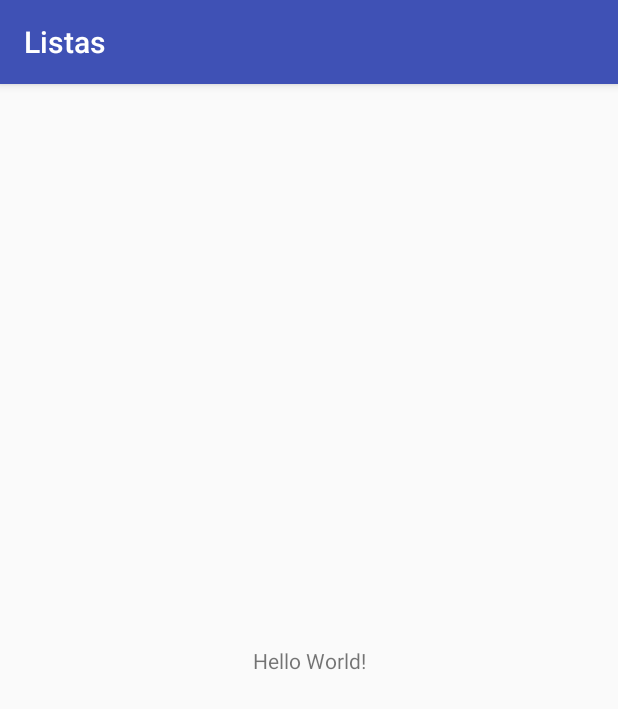
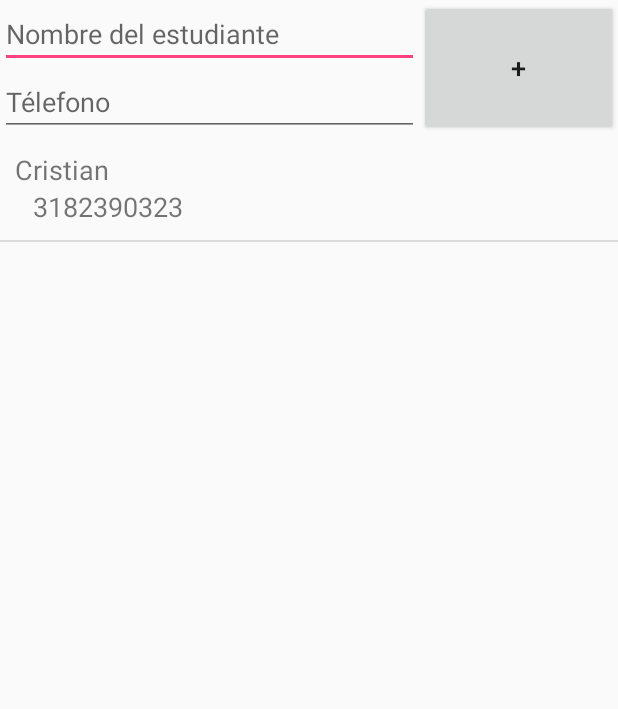
Before and after one commit to danielq97/Listas, an Android app: the screen it shows after launch (MainActivity), on a phone screen of 412 x 824 dp. Shown: the top 709 px of the screen. Run offline under Robolectric (Android 15) with nearby library versions, the phone set to English and light mode, and no system bars.

Commit message:
Lista con llamadas

```diff
--- a/app/src/main/AndroidManifest.xml
+++ b/app/src/main/AndroidManifest.xml
@@ -1,6 +1,9 @@
 <?xml version="1.0" encoding="utf-8"?>
 <manifest xmlns:android="http://schemas.android.com/apk/res/android"
     package="com.example.moviles.listas">
+
+    <uses-permission android:name="android.permission.CALL_PHONE" />
+
 
     <application
         android:allowBackup="true"
--- /dev/null
+++ b/app/src/main/java/com/example/moviles/listas/Adaptador.java
@@ -0,0 +1,57 @@
+package com.example.moviles.listas;
+
+import android.app.Activity;
+import android.view.LayoutInflater;
+import android.view.View;
+import android.view.ViewGroup;
+import android.widget.BaseAdapter;
+import android.widget.TextView;
+
+import java.util.ArrayList;
+
+public class Adaptador extends BaseAdapter {
+
+ArrayList<Estudiante> estudiantes;
+Activity activity;
+
+
+
+public Adaptador(Activity activity){
+    this.activity = activity;
+    estudiantes = new ArrayList<>();
+    }
+
+    @Override
+    public int getCount() {
+        return estudiantes.size();
+    }
+
+    @Override
+    public Object getItem(int i) {
+        return estudiantes.get(i);
+    }
+
+    @Override
+    public long getItemId(int i) {
+        return i;
+    }
+//UN renglon de la lista
+    @Override
+    public View getView(int position, View view, ViewGroup viewGroup) {
+        LayoutInflater inflater = LayoutInflater.from(activity);
+       View renglon = inflater.inflate(R.layout.renglon,null,false);
+        TextView item_nombre = renglon.findViewById(R.id.item_nombre);
+        TextView item_codigo = renglon.findViewById(R.id.item_codigo);
+
+        item_nombre.setText(estudiantes.get(position).getNombre());
+        item_codigo.setText(estudiantes.get(position).getCodigo());
+
+        return renglon;
+    }
+
+    public void agregarEstudiante (Estudiante e){
+    estudiantes.add(e);
+
+    notifyDataSetChanged();
+    }
+}
--- /dev/null
+++ b/app/src/main/java/com/example/moviles/listas/Estudiante.java
@@ -0,0 +1,29 @@
+package com.example.moviles.listas;
+
+public class Estudiante {
+
+
+    private String nombre;
+    private String codigo;
+
+    public Estudiante(String nombre, String codigo) {
+        this.nombre = nombre;
+        this.codigo = codigo;
+    }
+
+    public String getNombre() {
+        return nombre;
+    }
+
+    public void setNombre(String nombre) {
+        this.nombre = nombre;
+    }
+
+    public String getCodigo() {
+        return codigo;
+    }
+
+    public void setCodigo(String codigo) {
+        this.codigo = codigo;
+    }
+}
--- a/app/src/main/java/com/example/moviles/listas/MainActivity.java
+++ b/app/src/main/java/com/example/moviles/listas/MainActivity.java
@@ -1,14 +1,89 @@
 package com.example.moviles.listas;
 
+import android.Manifest;
+import android.content.Intent;
+import android.support.v4.app.ActivityCompat;
 import android.support.v7.app.AppCompatActivity;
 import android.os.Bundle;
+import android.view.View;
+import android.widget.AdapterView;
+import android.widget.Button;
+import android.widget.EditText;
+import android.widget.ListView;
+import android.widget.Toast;
+import android.net.Uri;
+import android.content.pm.PackageManager;
+public class MainActivity extends AppCompatActivity {
 
-public class MainActivity extends AppCompatActivity {
+
+    private EditText et_nombre;
+    private EditText et_codigo;
+    private Button btn_agregar;
+    private ListView lista_estudiantes;
+  private Adaptador adaptador;
+
+
 
     @Override
     protected void onCreate(Bundle savedInstanceState) {
         super.onCreate(savedInstanceState);
         setContentView(R.layout.activity_main);
+
+        ActivityCompat.requestPermissions(this,new String[]{Manifest.permission.CALL_PHONE},11);
+
+        et_nombre = findViewById(R.id.et_nombre);
+        et_codigo = findViewById(R.id.et_codigo);
+        btn_agregar = findViewById(R.id.btn_agregar);
+        lista_estudiantes = findViewById(R.id.lista_estudiantes);
+        adaptador = new Adaptador(this);
+        lista_estudiantes.setAdapter(adaptador);
+
+        adaptador.agregarEstudiante(new Estudiante("Cristian","3182390323"));
+
+
+        lista_estudiantes.setOnItemClickListener(new AdapterView.OnItemClickListener() {
+            @Override
+            public void onItemClick(AdapterView<?> adapterView, View view, int position, long l) {
+               Estudiante es = (Estudiante) adaptador.getItem(position);
+                Toast.makeText(MainActivity.this, es.getNombre(),Toast.LENGTH_SHORT).show();
+            }
+        });
+
+        btn_agregar.setOnClickListener(new View.OnClickListener() {
+            @Override
+            public void onClick(View view) {
+                String nombre = et_nombre.getText().toString();
+                String codigo = et_codigo.getText().toString();
+                Estudiante new_estudiante = new Estudiante(nombre,codigo);
+                adaptador.agregarEstudiante(new_estudiante);
+                et_nombre.setText("");
+                et_codigo.setText("");
+            }
+        });
+
+        lista_estudiantes.setOnItemClickListener(new AdapterView.OnItemClickListener() {
+            @Override
+            public void onItemClick(AdapterView<?> adapterView, View view, int position, long l) {
+               Estudiante listItem = (Estudiante) lista_estudiantes.getItemAtPosition(position);
+
+               String telefono = listItem.getCodigo();
+
+                Intent callIntent = new Intent(Intent.ACTION_CALL);
+                callIntent.setData(Uri.parse("tel:" + telefono));
+
+                if (ActivityCompat.checkSelfPermission(MainActivity.this,
+                        Manifest.permission.CALL_PHONE) != PackageManager.PERMISSION_GRANTED) {
+                    return;
+                }
+                startActivity(callIntent);
+            }
+        });
+
     }
 
+
+    @Override
+    protected void onResume() {
+        super.onResume();
+    }
 }
--- a/app/src/main/res/layout/activity_main.xml
+++ b/app/src/main/res/layout/activity_main.xml
@@ -1,18 +1,49 @@
 <?xml version="1.0" encoding="utf-8"?>
-<android.support.constraint.ConstraintLayout xmlns:android="http://schemas.android.com/apk/res/android"
-    xmlns:app="http://schemas.android.com/apk/res-auto"
-    xmlns:tools="http://schemas.android.com/tools"
+<LinearLayout xmlns:android="http://schemas.android.com/apk/res/android"
     android:layout_width="match_parent"
     android:layout_height="match_parent"
-    tools:context=".MainActivity">
+    android:orientation="vertical">
 
-    <TextView
-        android:layout_width="wrap_content"
+    <LinearLayout
+        android:layout_width="match_parent"
         android:layout_height="wrap_content"
-        android:text="Hello World!"
-        app:layout_constraintBottom_toBottomOf="parent"
-        app:layout_constraintLeft_toLeftOf="parent"
-        app:layout_constraintRight_toRightOf="parent"
-        app:layout_constraintTop_toTopOf="parent" />
+        android:orientation="horizontal">
 
-</android.support.constraint.ConstraintLayout>
+        <LinearLayout
+            android:layout_width="wrap_content"
+            android:layout_height="match_parent"
+            android:orientation="vertical"
+            android:layout_weight="1">
+
+            <EditText
+                android:layout_width="match_parent"
+                android:layout_height="wrap_content"
+                android:hint="Nombre del estudiante"
+                android:id="@+id/et_nombre"/>
+
+            <EditText
+                android:layout_width="match_parent"
+                android:layout_height="wrap_content"
+                android:hint="Télefono"
+                android:id="@+id/et_codigo"/>
+
+        </LinearLayout>
+
+        <Button
+            android:layout_width="wrap_content"
+            android:layout_height="match_parent"
+            android:layout_weight="0.5"
+            android:text="+"
+            android:textSize="18sp"
+            android:id="@+id/btn_agregar"/>
+
+
+    </LinearLayout>
+
+    <ListView
+        android:layout_width="match_parent"
+        android:layout_height="match_parent"
+        android:id="@+id/lista_estudiantes"></ListView>
+
+
+</LinearLayout>
--- /dev/null
+++ b/app/src/main/res/layout/renglon.xml
@@ -0,0 +1,23 @@
+<?xml version="1.0" encoding="utf-8"?>
+<LinearLayout android:layout_width="match_parent"
+    android:layout_height="match_parent"
+    android:orientation="vertical"
+    android:padding="10dp"
+    xmlns:android="http://schemas.android.com/apk/res/android" >
+
+    <TextView
+        android:layout_width="match_parent"
+        android:layout_height="wrap_content"
+        android:text="NOMBRE"
+        android:textSize="18sp"
+        android:id="@+id/item_nombre"/>
+
+    <TextView
+        android:layout_marginLeft="12dp"
+        android:layout_width="match_parent"
+        android:layout_height="wrap_content"
+        android:text="CODIGO"
+        android:textSize="18sp"
+        android:id="@+id/item_codigo"/>
+
+</LinearLayout>
--- a/app/src/main/res/values/styles.xml
+++ b/app/src/main/res/values/styles.xml
@@ -1,7 +1,7 @@
 <resources>
 
     <!-- Base application theme. -->
-    <style name="AppTheme" parent="Theme.AppCompat.Light.DarkActionBar">
+    <style name="AppTheme" parent="Theme.AppCompat.Light.NoActionBar">
         <!-- Customize your theme here. -->
         <item name="colorPrimary">@color/colorPrimary</item>
         <item name="colorPrimaryDark">@color/colorPrimaryDark</item>
```
